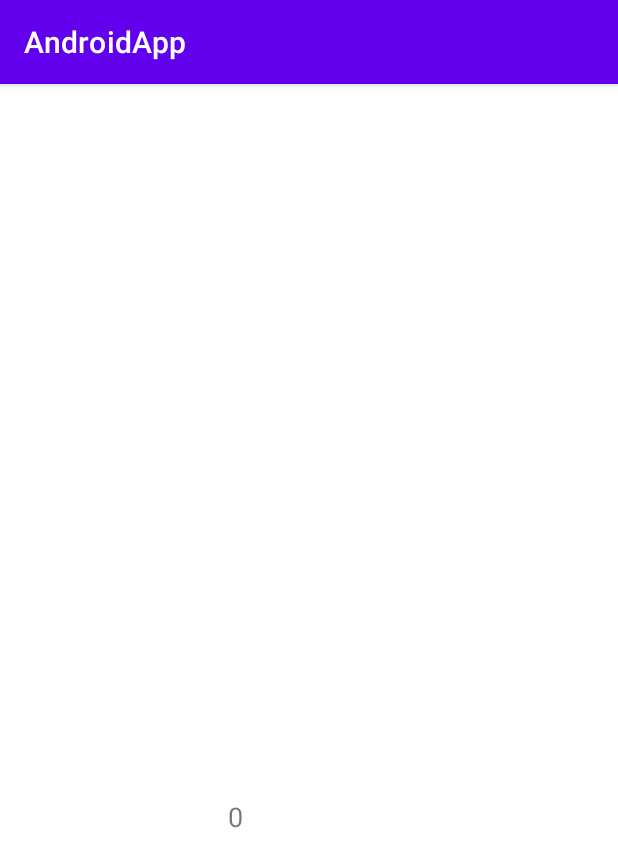
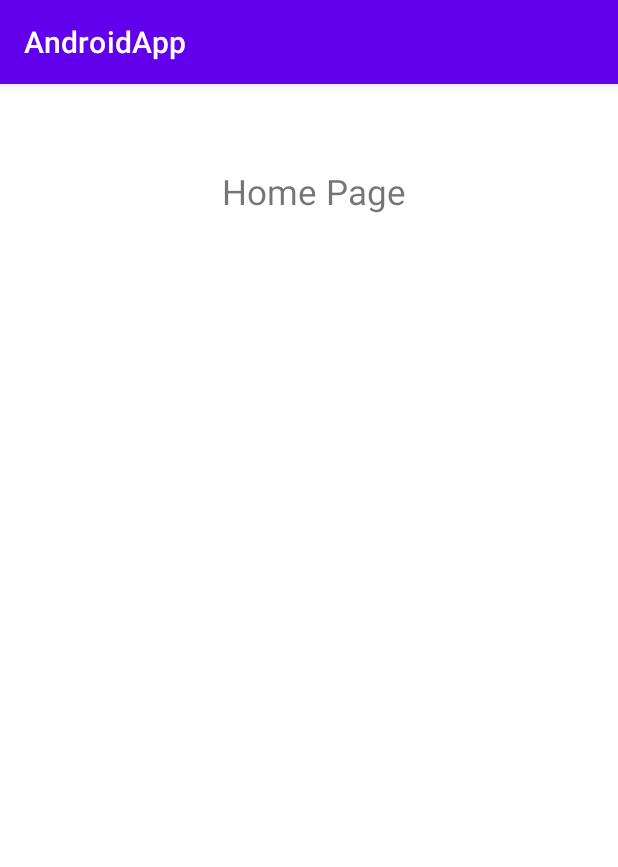
Before and after one commit to JCruz410/AndroidappASM, an Android app: the activity_2 screen opened directly, with no data from a screen before it, on a phone screen of 412 x 824 dp. Shown: the top 867 px of the screen. Run offline under Robolectric (Android 15) with nearby library versions, the light colour scheme and no system bars.

Commit message:
Minor Changes/Need minor changes(error boxes)

```diff
--- a/app/src/main/java/com/example/androidapp/activity_1.java
+++ b/app/src/main/java/com/example/androidapp/activity_1.java
@@ -7,6 +7,7 @@ import android.os.Bundle;
 import android.view.View;
 import android.widget.Button;
 import android.widget.EditText;
+import android.widget.Toast;
 
 public class activity_1 extends AppCompatActivity {
 private EditText ip;
@@ -28,6 +29,7 @@ public static String ip_address;
             {
                 ip_address = ip.getText().toString();
                 Intent intent = new Intent(activity_1.this, activity_2.class);
+
                 startActivity(intent);
 
             }
--- a/app/src/main/java/com/example/androidapp/activity_2.java
+++ b/app/src/main/java/com/example/androidapp/activity_2.java
@@ -20,7 +20,6 @@ import static com.example.androidapp.activity_1.ip_address;
 
 public class activity_2 extends AppCompatActivity {
 
-
     TextView txvalue;
     Handler handler = new Handler();
     boolean statusdevice = true;
@@ -33,15 +32,15 @@ public class activity_2 extends AppCompatActivity {
 
         txvalue =(TextView)findViewById(R.id.tx_value);
 
-        handler.postDelayed(status_data,0);
+        //handler.postDelayed(status_data,0);
     }
-
 
 
     private Runnable status_data = new Runnable() {
         @Override
         public void run() {
             if (statusdevice) {
+
                 request_to_url("");
                 handler.postDelayed(this, 2000);
                 Log.d("Status", "Connectivity_esp32");
@@ -85,10 +84,10 @@ public class activity_2 extends AppCompatActivity {
         @Override
         protected void onPostExecute(String result_data) {
             if(result_data !=null) {
+
                 txvalue.setText(result_data);
 
             }else{
-
                 Toast.makeText(activity_2.this, "Null data", Toast.LENGTH_LONG).show();
             }
         }
--- a/app/src/main/res/layout/activity_2.xml
+++ b/app/src/main/res/layout/activity_2.xml
@@ -7,12 +7,12 @@
 
     <TextView
         android:id="@+id/tx_value"
-        android:layout_width="111dp"
-        android:layout_height="21dp"
-        android:layout_marginStart="152dp"
-        android:layout_marginTop="476dp"
-        android:text="0"
-        android:textSize="18sp"
+        android:layout_width="130dp"
+        android:layout_height="47dp"
+        android:layout_marginStart="148dp"
+        android:layout_marginTop="56dp"
+        android:text="Home Page"
+        android:textSize="23sp"
         app:layout_constraintStart_toStartOf="parent"
         app:layout_constraintTop_toTopOf="parent" />
 
```
Also changed, not shown: app/src/main/res/layout/popup_window.xml (added, +16 -0 lines).
